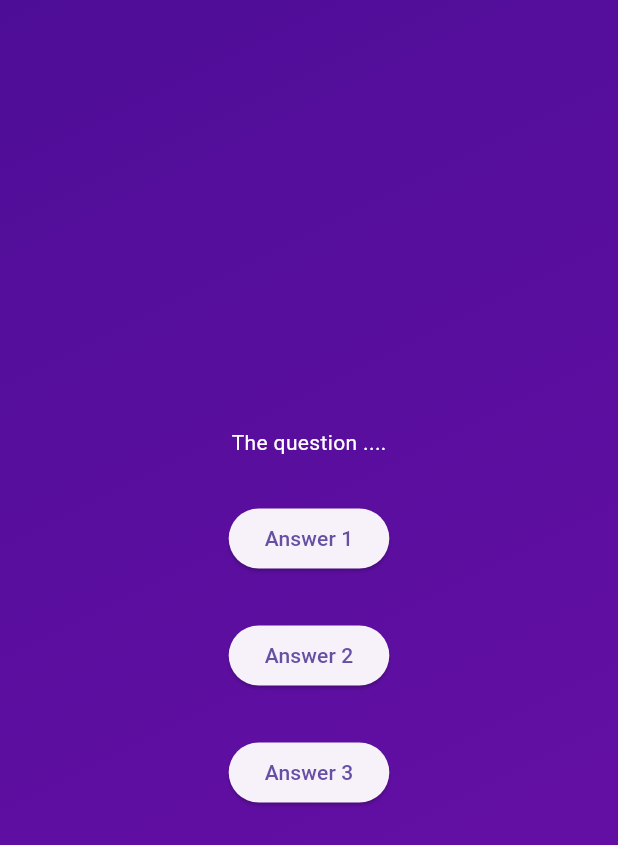
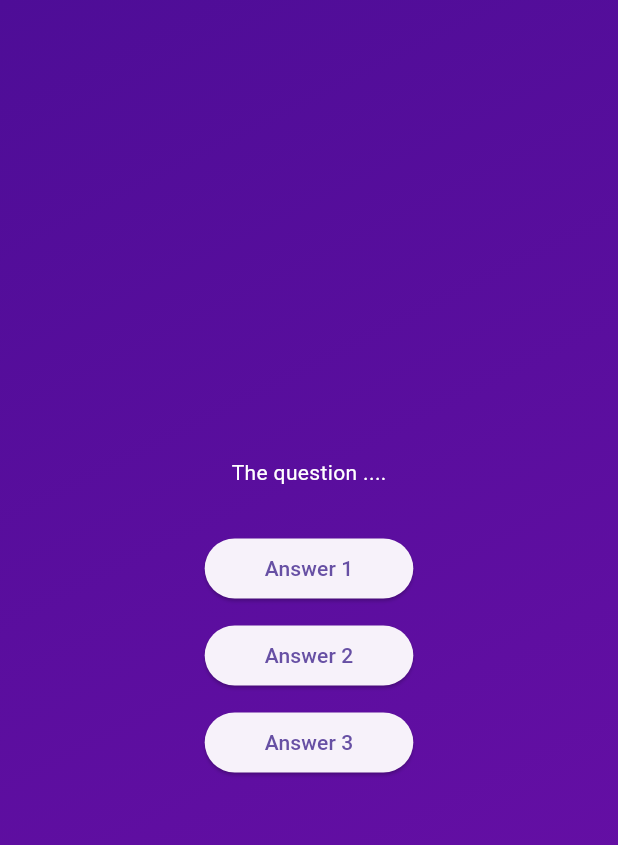
Before and after one commit to kotseva/quiz-app, a Flutter app: the screen it shows after launch, after a tap on "Start quiz", on a phone screen of 412 x 824 dp. Shown: the top 845 px of the screen. Run offline on Flutter 3.47's test engine with Material 3 defaults, Android fonts, the phone set to English and light mode, and no system bars.

Commit message:
added padding on the styled button

```diff
--- a/lib/answer_button.dart
+++ b/lib/answer_button.dart
@@ -13,6 +13,9 @@ class AnswerButton extends StatelessWidget {
   Widget build(BuildContext context) {
     return ElevatedButton(
       onPressed: () {},
+      style: ElevatedButton.styleFrom(
+        padding: const EdgeInsets.symmetric(vertical: 10, horizontal: 40),
+      ),
       child: Text(answerText),
     );
   }
--- a/lib/questions_screen.dart
+++ b/lib/questions_screen.dart
@@ -29,12 +29,12 @@ class _QuestionsScreenState extends State<QuestionsScreen> {
             answerText: 'Answer 1',
             onTap: () {},
           ),
-                    const SizedBox(height: 30),
+          const SizedBox(height: 10),
           AnswerButton(
             answerText: 'Answer 2',
             onTap: () {},
           ),
-                    const SizedBox(height: 30),
+          const SizedBox(height: 10),
           AnswerButton(
             answerText: 'Answer 3',
             onTap: () {},
```
